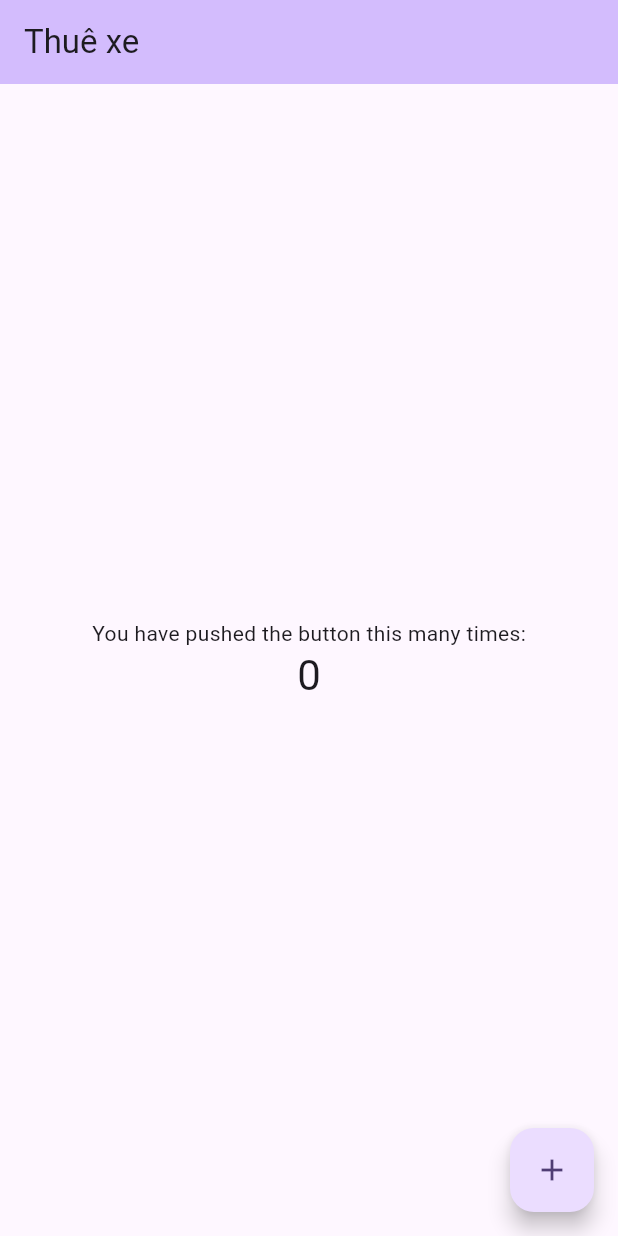
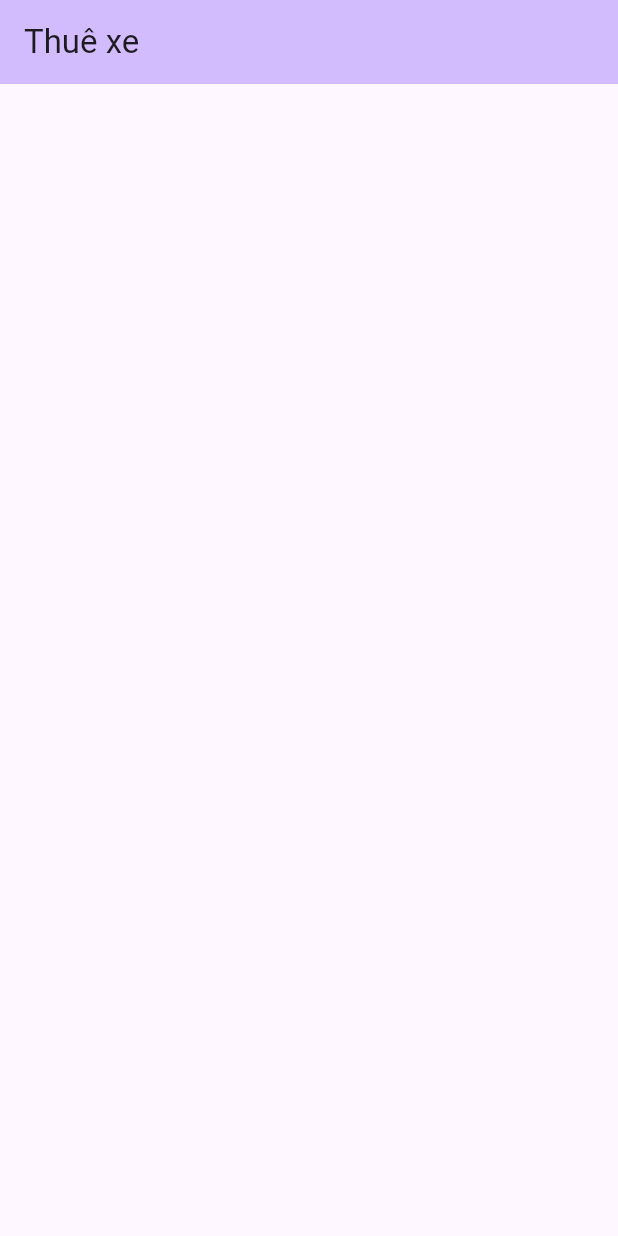
Before and after one commit to L0qin/fp_thuexe, a Flutter app: the screen it shows after launch, on a phone screen of 412 x 824 dp. Run offline on Flutter 3.47's test engine with Material 3 defaults, Android fonts, the phone set to English and light mode, and no system bars.

Commit message:
delete some widget

```diff
--- a/lib/main.dart
+++ b/lib/main.dart
@@ -30,13 +30,6 @@ class MyHomePage extends StatefulWidget {
 }
 
 class _MyHomePageState extends State<MyHomePage> {
-  int _counter = 0;
-
-  void _incrementCounter() {
-    setState(() {
-      _counter++;
-    });
-  }
 
   @override
   Widget build(BuildContext context) {
@@ -49,20 +42,9 @@ class _MyHomePageState extends State<MyHomePage> {
         child: Column(
           mainAxisAlignment: MainAxisAlignment.center,
           children: <Widget>[
-            const Text(
-              'You have pushed the button this many times:',
-            ),
-            Text(
-              '$_counter',
-              style: Theme.of(context).textTheme.headlineMedium,
-            ),
+
           ],
         ),
-      ),
-      floatingActionButton: FloatingActionButton(
-        onPressed: _incrementCounter,
-        tooltip: 'Increment',
-        child: const Icon(Icons.add),
       ),
     );
   }
```
